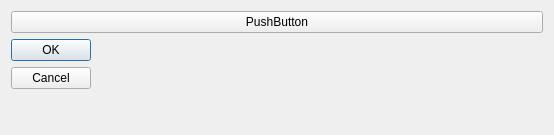
First picture: the form in ui/test_window.ui, repository LennonHuang/test_qt, before the edit.
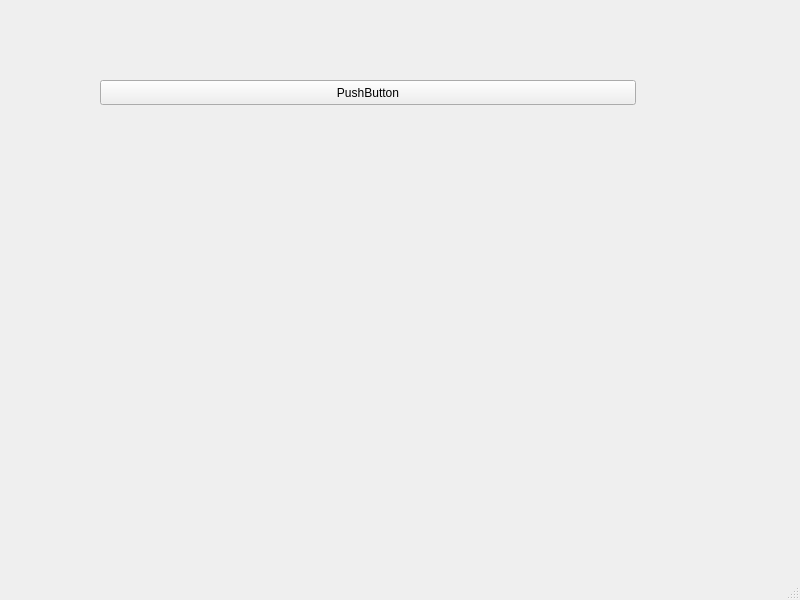
Second picture: the form after the edit.

What changed in the file:
```diff
--- a/ui/test_window.ui
+++ b/ui/test_window.ui
@@ -1,37 +1,44 @@
 <?xml version="1.0" encoding="UTF-8"?>
 <ui version="4.0">
- <class>TestWindow</class>
- <widget class="QDialog" name="TestWindow">
+ <class>test_window</class>
+ <widget class="QMainWindow" name="test_window">
   <property name="geometry">
    <rect>
     <x>0</x>
     <y>0</y>
-    <width>554</width>
-    <height>135</height>
+    <width>800</width>
+    <height>600</height>
    </rect>
   </property>
   <property name="windowTitle">
    <string>Dialog</string>
   </property>
-  <layout class="QVBoxLayout" name="verticalLayout">
-   <item>
-    <widget class="QPushButton" name="test_btn">
-     <property name="text">
-      <string>PushButton</string>
-     </property>
-    </widget>
-   </item>
-   <item>
-    <widget class="QDialogButtonBox" name="buttonBox">
-     <property name="orientation">
-      <enum>Qt::Vertical</enum>
-     </property>
-     <property name="standardButtons">
-      <set>QDialogButtonBox::Cancel|QDialogButtonBox::Ok</set>
-     </property>
-    </widget>
-   </item>
-  </layout>
+  <widget class="QWidget" name="centralwidget">
+   <widget class="QPushButton" name="test_btn">
+    <property name="geometry">
+     <rect>
+      <x>100</x>
+      <y>80</y>
+      <width>536</width>
+      <height>25</height>
+     </rect>
+    </property>
+    <property name="text">
+     <string>PushButton</string>
+    </property>
+   </widget>
+  </widget>
+  <widget class="QMenuBar" name="menubar">
+   <property name="geometry">
+    <rect>
+     <x>0</x>
+     <y>0</y>
+     <width>800</width>
+     <height>22</height>
+    </rect>
+   </property>
+  </widget>
+  <widget class="QStatusBar" name="statusbar"/>
  </widget>
  <resources/>
  <connections>
```
Left out of the diff: 37 changed lines with no effect on the pictures.
